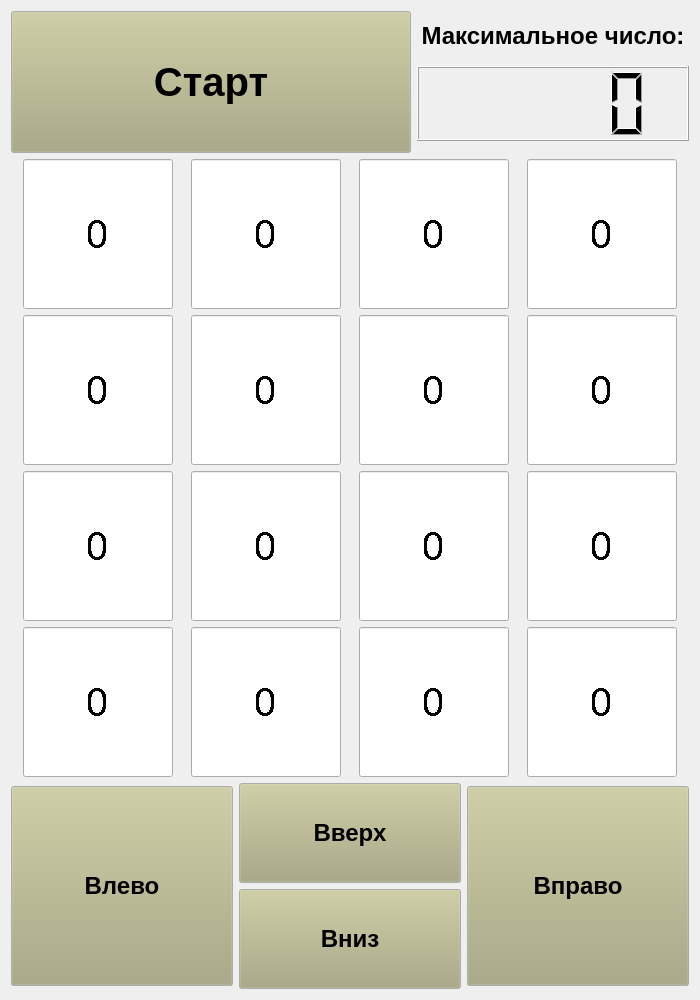
Before: the Qt Designer form area.ui in BasovAnton/QT_test_task, drawn with Qt 5.
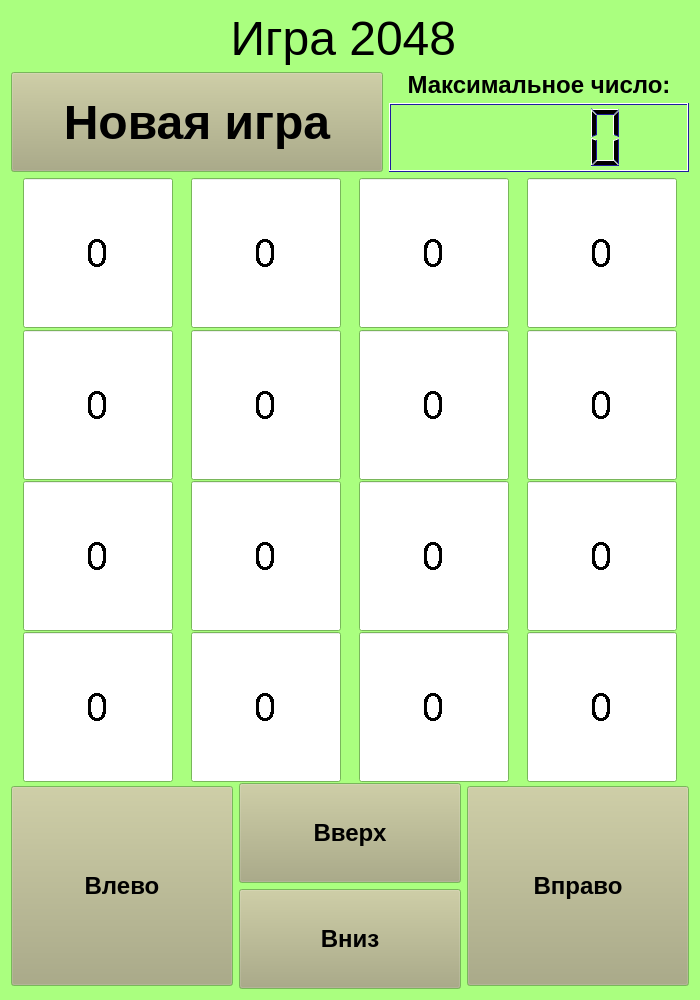
After: the same form once the commit is applied.

Commit message: новое окно

Patch:
```diff
--- a/area.ui
+++ b/area.ui
@@ -28,6 +28,51 @@
   <property name="palette">
    <palette>
     <active>
+     <colorrole role="WindowText">
+      <brush brushstyle="SolidPattern">
+       <color alpha="255">
+        <red>0</red>
+        <green>0</green>
+        <blue>0</blue>
+       </color>
+      </brush>
+     </colorrole>
+     <colorrole role="Midlight">
+      <brush brushstyle="SolidPattern">
+       <color alpha="255">
+        <red>35</red>
+        <green>35</green>
+        <blue>255</blue>
+       </color>
+      </brush>
+     </colorrole>
+     <colorrole role="Dark">
+      <brush brushstyle="SolidPattern">
+       <color alpha="255">
+        <red>31</red>
+        <green>27</green>
+        <blue>160</blue>
+       </color>
+      </brush>
+     </colorrole>
+     <colorrole role="Mid">
+      <brush brushstyle="SolidPattern">
+       <color alpha="255">
+        <red>29</red>
+        <green>53</green>
+        <blue>160</blue>
+       </color>
+      </brush>
+     </colorrole>
+     <colorrole role="Text">
+      <brush brushstyle="SolidPattern">
+       <color alpha="255">
+        <red>0</red>
+        <green>0</green>
+        <blue>0</blue>
+       </color>
+      </brush>
+     </colorrole>
      <colorrole role="BrightText">
       <brush brushstyle="SolidPattern">
        <color alpha="255">
@@ -37,6 +82,15 @@
        </color>
       </brush>
      </colorrole>
+     <colorrole role="ButtonText">
+      <brush brushstyle="SolidPattern">
+       <color alpha="255">
+        <red>0</red>
+        <green>0</green>
+        <blue>0</blue>
+       </color>
+      </brush>
+     </colorrole>
      <colorrole role="Base">
       <brush brushstyle="SolidPattern">
        <color alpha="255">
@@ -46,8 +100,89 @@
        </color>
       </brush>
      </colorrole>
+     <colorrole role="Window">
+      <brush brushstyle="SolidPattern">
+       <color alpha="255">
+        <red>170</red>
+        <green>255</green>
+        <blue>127</blue>
+       </color>
+      </brush>
+     </colorrole>
+     <colorrole role="Shadow">
+      <brush brushstyle="SolidPattern">
+       <color alpha="255">
+        <red>23</red>
+        <green>54</green>
+        <blue>105</blue>
+       </color>
+      </brush>
+     </colorrole>
+     <colorrole role="AlternateBase">
+      <brush brushstyle="SolidPattern">
+       <color alpha="255">
+        <red>82</red>
+        <green>67</green>
+        <blue>245</blue>
+       </color>
+      </brush>
+     </colorrole>
+     <colorrole role="PlaceholderText">
+      <brush brushstyle="SolidPattern">
+       <color alpha="128">
+        <red>0</red>
+        <green>0</green>
+        <blue>0</blue>
+       </color>
+      </brush>
+     </colorrole>
     </active>
     <inactive>
+     <colorrole role="WindowText">
+      <brush brushstyle="SolidPattern">
+       <color alpha="255">
+        <red>0</red>
+        <green>0</green>
+        <blue>0</blue>
+       </color>
+      </brush>
+     </colorrole>
+     <colorrole role="Midlight">
+      <brush brushstyle="SolidPattern">
+       <color alpha="255">
+        <red>35</red>
+        <green>35</green>
+        <blue>255</blue>
+       </color>
+      </brush>
+     </colorrole>
+     <colorrole role="Dark">
+      <brush brushstyle="SolidPattern">
+       <color alpha="255">
+        <red>31</red>
+        <green>27</green>
+        <blue>160</blue>
+       </color>
+      </brush>
+     </colorrole>
+     <colorrole role="Mid">
+      <brush brushstyle="SolidPattern">
+       <color alpha="255">
+        <red>29</red>
+        <green>53</green>
+        <blue>160</blue>
+       </color>
+      </brush>
+     </colorrole>
+     <colorrole role="Text">
+      <brush brushstyle="SolidPattern">
+       <color alpha="255">
+        <red>0</red>
+        <green>0</green>
+        <blue>0</blue>
+       </color>
+      </brush>
+     </colorrole>
      <colorrole role="BrightText">
       <brush brushstyle="SolidPattern">
        <color alpha="255">
@@ -57,6 +192,15 @@
        </color>
       </brush>
      </colorrole>
+     <colorrole role="ButtonText">
+      <brush brushstyle="SolidPattern">
+       <color alpha="255">
+        <red>0</red>
+        <green>0</green>
+        <blue>0</blue>
+       </color>
+      </brush>
+     </colorrole>
      <colorrole role="Base">
       <brush brushstyle="SolidPattern">
        <color alpha="255">
@@ -66,8 +210,89 @@
        </color>
       </brush>
      </colorrole>
+     <colorrole role="Window">
+      <brush brushstyle="SolidPattern">
+       <color alpha="255">
+        <red>170</red>
+        <green>255</green>
+        <blue>127</blue>
+       </color>
+      </brush>
+     </colorrole>
+     <colorrole role="Shadow">
+      <brush brushstyle="SolidPattern">
+       <color alpha="255">
+        <red>23</red>
+        <green>54</green>
+        <blue>105</blue>
+       </color>
+      </brush>
+     </colorrole>
+     <colorrole role="AlternateBase">
+      <brush brushstyle="SolidPattern">
+       <color alpha="255">
+        <red>82</red>
+        <green>67</green>
+        <blue>245</blue>
+       </color>
+      </brush>
+     </colorrole>
+     <colorrole role="PlaceholderText">
+      <brush brushstyle="SolidPattern">
+       <color alpha="128">
+        <red>0</red>
+        <green>0</green>
+        <blue>0</blue>
+       </color>
+      </brush>
+     </colorrole>
     </inactive>
     <disabled>
+     <colorrole role="WindowText">
+      <brush brushstyle="SolidPattern">
+       <color alpha="255">
+        <red>31</red>
+        <green>27</green>
+        <blue>160</blue>
+       </color>
+      </brush>
+     </colorrole>
+     <colorrole role="Midlight">
+      <brush brushstyle="SolidPattern">
+       <color alpha="255">
+        <red>35</red>
+        <green>35</green>
+        <blue>255</blue>
+       </color>
+      </brush>
+     </colorrole>
+     <colorrole role="Dark">
+      <brush brushstyle="SolidPattern">
+       <color alpha="255">
+        <red>31</red>
+        <green>27</green>
+        <blue>160</blue>
+       </color>
+      </brush>
+     </colorrole>
+     <colorrole role="Mid">
+      <brush brushstyle="SolidPattern">
+       <color alpha="255">
+        <red>29</red>
+        <green>53</green>
+        <blue>160</blue>
+       </color>
+      </brush>
+     </colorrole>
+     <colorrole role="Text">
+      <brush brushstyle="SolidPattern">
+       <color alpha="255">
+        <red>31</red>
+        <green>27</green>
+        <blue>160</blue>
+       </color>
+      </brush>
+     </colorrole>
      <colorrole role="BrightText">
       <brush brushstyle="SolidPattern">
        <color alpha="255">
@@ -77,12 +302,57 @@
        </color>
       </brush>
      </colorrole>
+     <colorrole role="ButtonText">
+      <brush brushstyle="SolidPattern">
+       <color alpha="255">
+        <red>31</red>
+        <green>27</green>
+        <blue>160</blue>
+       </color>
+      </brush>
+     </colorrole>
      <colorrole role="Base">
       <brush brushstyle="SolidPattern">
        <color alpha="255">
-        <red>240</red>
-        <green>240</green>
-        <blue>240</blue>
+        <red>170</red>
+        <green>255</green>
+        <blue>127</blue>
+       </color>
+      </brush>
+     </colorrole>
+     <colorrole role="Window">
+      <brush brushstyle="SolidPattern">
+       <color alpha="255">
+        <red>170</red>
+        <green>255</green>
+        <blue>127</blue>
+       </color>
+      </brush>
+     </colorrole>
+     <colorrole role="Shadow">
+      <brush brushstyle="SolidPattern">
+       <color alpha="255">
+        <red>23</red>
+        <green>54</green>
+        <blue>105</blue>
+       </color>
+      </brush>
+     </colorrole>
+     <colorrole role="AlternateBase">
+      <brush brushstyle="SolidPattern">
+       <color alpha="255">
+        <red>82</red>
+        <green>67</green>
+        <blue>245</blue>
+       </color>
+      </brush>
+     </colorrole>
+     <colorrole role="PlaceholderText">
+      <brush brushstyle="SolidPattern">
+       <color alpha="128">
+        <red>0</red>
+        <green>0</green>
+        <blue>0</blue>
        </color>
       </brush>
      </colorrole>
@@ -99,6 +369,472 @@
   </property>
   <layout class="QHBoxLayout" name="horizontalLayout_3">
    <item>
+    <layout class="QVBoxLayout" name="verticalLayout_5">
+     <item>
+      <widget class="QLabel" name="label">
+       <property name="sizePolicy">
+        <sizepolicy hsizetype="Expanding" vsizetype="Expanding">
+         <horstretch>0</horstretch>
+         <verstretch>0</verstretch>
+        </sizepolicy>
+       </property>
+       <property name="palette">
+        <palette>
+         <active>
+          <colorrole role="WindowText">
+           <brush brushstyle="SolidPattern">
+            <color alpha="255">
+             <red>0</red>
+             <green>0</green>
+             <blue>0</blue>
+            </color>
+           </brush>
+          </colorrole>
+          <colorrole role="Button">
+           <brush brushstyle="SolidPattern">
+            <color alpha="255">
+             <red>166</red>
+             <green>234</green>
+             <blue>255</blue>
+            </color>
+           </brush>
+          </colorrole>
+          <colorrole role="Light">
+           <brush brushstyle="SolidPattern">
+            <color alpha="255">
+             <red>127</red>
+             <green>212</green>
+             <blue>255</blue>
+            </color>
+           </brush>
+          </colorrole>
+          <colorrole role="Midlight">
+           <brush brushstyle="SolidPattern">
+            <color alpha="255">
+             <red>63</red>
+             <green>191</green>
+             <blue>255</blue>
+            </color>
+           </brush>
+          </colorrole>
+          <colorrole role="Dark">
+           <brush brushstyle="SolidPattern">
+            <color alpha="255">
+             <red>0</red>
+             <green>85</green>
+             <blue>127</blue>
+            </color>
+           </brush>
+          </colorrole>
+          <colorrole role="Mid">
+           <brush brushstyle="SolidPattern">
+            <color alpha="255">
+             <red>0</red>
+             <green>113</green>
+             <blue>170</blue>
+            </color>
+           </brush>
+          </colorrole>
+          <colorrole role="Text">
+           <brush brushstyle="SolidPattern">
+            <color alpha="255">
+             <red>0</red>
+             <green>0</green>
+             <blue>0</blue>
+            </color>
+           </brush>
+          </colorrole>
+          <colorrole role="BrightText">
+           <brush brushstyle="SolidPattern">
+            <color alpha="255">
+             <red>255</red>
+             <green>255</green>
+             <blue>255</blue>
+            </color>
+           </brush>
+          </colorrole>
+          <colorrole role="ButtonText">
+           <brush brushstyle="SolidPattern">
+            <color alpha="255">
+             <red>0</red>
+             <green>85</green>
+             <blue>255</blue>
+            </color>
+           </brush>
+          </colorrole>
+          <colorrole role="Base">
+           <brush brushstyle="SolidPattern">
+            <color alpha="255">
+             <red>255</red>
+             <green>255</green>
+             <blue>255</blue>
+            </color>
+           </brush>
+          </colorrole>
+          <colorrole role="Window">
+           <brush brushstyle="SolidPattern">
+            <color alpha="255">
+             <red>54</red>
+             <green>255</green>
+             <blue>51</blue>
+            </color>
+           </brush>
+          </colorrole>
+          <colorrole role="Shadow">
+           <brush brushstyle="SolidPattern">
+            <color alpha="255">
+             <red>0</red>
+             <green>0</green>
+             <blue>0</blue>
+            </color>
+           </brush>
+          </colorrole>
+          <colorrole role="AlternateBase">
+           <brush brushstyle="SolidPattern">
+            <color alpha="255">
+             <red>127</red>
+             <green>212</green>
+             <blue>255</blue>
+            </color>
+           </brush>
+          </colorrole>
+          <colorrole role="ToolTipBase">
+           <brush brushstyle="SolidPattern">
+            <color alpha="255">
+             <red>0</red>
+             <green>85</green>
+             <blue>0</blue>
+            </color>
+           </brush>
+          </colorrole>
+          <colorrole role="ToolTipText">
+           <brush brushstyle="SolidPattern">
+            <color alpha="255">
+             <red>0</red>
+             <green>0</green>
+             <blue>0</blue>
+            </color>
+           </brush>
+          </colorrole>
+          <colorrole role="PlaceholderText">
+           <brush brushstyle="SolidPattern">
+            <color alpha="128">
+             <red>0</red>
+             <green>0</green>
+             <blue>0</blue>
+            </color>
+           </brush>
+          </colorrole>
+         </active>
+         <inactive>
+          <colorrole role="WindowText">
+           <brush brushstyle="SolidPattern">
+            <color alpha="255">
+             <red>0</red>
+             <green>0</green>
+             <blue>0</blue>
+            </color>
+           </brush>
+          </colorrole>
+          <colorrole role="Button">
+           <brush brushstyle="SolidPattern">
+            <color alpha="255">
+             <red>166</red>
+             <green>234</green>
+             <blue>255</blue>
+            </color>
+           </brush>
+          </colorrole>
+          <colorrole role="Light">
+           <brush brushstyle="SolidPattern">
+            <color alpha="255">
+             <red>127</red>
+             <green>212</green>
+             <blue>255</blue>
+            </color>
+           </brush>
+          </colorrole>
+          <colorrole role="Midlight">
+           <brush brushstyle="SolidPattern">
+            <color alpha="255">
+             <red>63</red>
+             <green>191</green>
+             <blue>255</blue>
+            </color>
+           </brush>
+          </colorrole>
+          <colorrole role="Dark">
+           <brush brushstyle="SolidPattern">
+            <color alpha="255">
+             <red>0</red>
+             <green>85</green>
+             <blue>127</blue>
+            </color>
+           </brush>
+          </colorrole>
+          <colorrole role="Mid">
+           <brush brushstyle="SolidPattern">
+            <color alpha="255">
+             <red>0</red>
+             <green>113</green>
+             <blue>170</blue>
+            </color>
+           </brush>
+          </colorrole>
+          <colorrole role="Text">
+           <brush brushstyle="SolidPattern">
+            <color alpha="255">
+             <red>0</red>
+             <green>0</green>
+             <blue>0</blue>
+            </color>
+           </brush>
+          </colorrole>
+          <colorrole role="BrightText">
+           <brush brushstyle="SolidPattern">
+            <color alpha="255">
+             <red>255</red>
+             <green>255</green>
+             <blue>255</blue>
+            </color>
+           </brush>
+          </colorrole>
+          <colorrole role="ButtonText">
+           <brush brushstyle="SolidPattern">
+            <color alpha="255">
+             <red>0</red>
+             <green>85</green>
+             <blue>255</blue>
+            </color>
+           </brush>
+          </colorrole>
+          <colorrole role="Base">
+           <brush brushstyle="SolidPattern">
+            <color alpha="255">
+             <red>255</red>
+             <green>255</green>
+             <blue>255</blue>
+            </color>
+           </brush>
+          </colorrole>
+          <colorrole role="Window">
+           <brush brushstyle="SolidPattern">
+            <color alpha="255">
+             <red>54</red>
+             <green>255</green>
+             <blue>51</blue>
+            </color>
+           </brush>
+          </colorrole>
+          <colorrole role="Shadow">
+           <brush brushstyle="SolidPattern">
+            <color alpha="255">
+             <red>0</red>
+             <green>0</green>
+             <blue>0</blue>
+            </color>
+           </brush>
+          </colorrole>
+          <colorrole role="AlternateBase">
+           <brush brushstyle="SolidPattern">
+            <color alpha="255">
+             <red>127</red>
+             <green>212</green>
+             <blue>255</blue>
+            </color>
+           </brush>
+          </colorrole>
+          <colorrole role="ToolTipBase">
+           <brush brushstyle="SolidPattern">
+            <color alpha="255">
+             <red>0</red>
+             <green>85</green>
+             <blue>0</blue>
+            </color>
+           </brush>
+          </colorrole>
+          <colorrole role="ToolTipText">
+           <brush brushstyle="SolidPattern">
+            <color alpha="255">
+             <red>0</red>
+             <green>0</green>
+             <blue>0</blue>
+            </color>
+           </brush>
+          </colorrole>
+          <colorrole role="PlaceholderText">
+           <brush brushstyle="SolidPattern">
+            <color alpha="128">
+             <red>0</red>
+             <green>0</green>
+             <blue>0</blue>
+            </color>
+           </brush>
+          </colorrole>
+         </inactive>
+         <disabled>
+          <colorrole role="WindowText">
+           <brush brushstyle="SolidPattern">
+            <color alpha="255">
+             <red>0</red>
+             <green>85</green>
+             <blue>127</blue>
+            </color>
+           </brush>
+          </colorrole>
+          <colorrole role="Button">
+           <brush brushstyle="SolidPattern">
+            <color alpha="255">
+             <red>166</red>
+             <green>234</green>
+             <blue>255</blue>
+            </color>
+           </brush>
+          </colorrole>
+          <colorrole role="Light">
+           <brush brushstyle="SolidPattern">
+            <color alpha="255">
+             <red>127</red>
+             <green>212</green>
+             <blue>255</blue>
+            </color>
+           </brush>
+          </colorrole>
+          <colorrole role="Midlight">
+           <brush brushstyle="SolidPattern">
+            <color alpha="255">
+             <red>63</red>
+             <green>191</green>
+             <blue>255</blue>
+            </color>
+           </brush>
+          </colorrole>
+          <colorrole role="Dark">
+           <brush brushstyle="SolidPattern">
+            <color alpha="255">
+             <red>0</red>
+             <green>85</green>
+             <blue>127</blue>
+            </color>
+           </brush>
+          </colorrole>
+          <colorrole role="Mid">
+           <brush brushstyle="SolidPattern">
+            <color alpha="255">
+             <red>0</red>
+             <green>113</green>
+             <blue>170</blue>
+            </color>
+           </brush>
+          </colorrole>
+          <colorrole role="Text">
+           <brush brushstyle="SolidPattern">
+            <color alpha="255">
+             <red>0</red>
+             <green>85</green>
+             <blue>127</blue>
+            </color>
+           </brush>
+          </colorrole>
+          <colorrole role="BrightText">
+           <brush brushstyle="SolidPattern">
+            <color alpha="255">
+             <red>255</red>
+             <green>255</green>
+             <blue>255</blue>
+            </color>
+           </brush>
+          </colorrole>
+          <colorrole role="ButtonText">
+           <brush brushstyle="SolidPattern">
+            <color alpha="255">
+             <red>0</red>
+             <green>85</green>
+             <blue>127</blue>
+            </color>
+           </brush>
+          </colorrole>
+          <colorrole role="Base">
+           <brush brushstyle="SolidPattern">
+            <color alpha="255">
+             <red>54</red>
+             <green>255</green>
+             <blue>51</blue>
+            </color>
+           </brush>
+          </colorrole>
+          <colorrole role="Window">
+           <brush brushstyle="SolidPattern">
+            <color alpha="255">
+             <red>54</red>
+             <green>255</green>
+             <blue>51</blue>
+            </color>
+           </brush>
+          </colorrole>
+          <colorrole role="Shadow">
+           <brush brushstyle="SolidPattern">
+            <color alpha="255">
+             <red>0</red>
+             <green>0</green>
+             <blue>0</blue>
+            </color>
+           </brush>
+          </colorrole>
+          <colorrole role="AlternateBase">
+           <brush brushstyle="SolidPattern">
+            <color alpha="255">
+             <red>0</red>
+             <green>170</green>
+             <blue>255</blue>
+            </color>
+           </brush>
+          </colorrole>
+          <colorrole role="ToolTipBase">
+           <brush brushstyle="SolidPattern">
+            <color alpha="255">
+             <red>0</red>
+             <green>85</green>
+             <blue>0</blue>
+            </color>
+           </brush>
+          </colorrole>
+          <colorrole role="ToolTipText">
+           <brush brushstyle="SolidPattern">
+            <color alpha="255">
+             <red>0</red>
+             <green>0</green>
+             <blue>0</blue>
+            </color>
+           </brush>
+          </colorrole>
+          <colorrole role="PlaceholderText">
+           <brush brushstyle="SolidPattern">
+            <color alpha="128">
+             <red>0</red>
+             <green>0</green>
+             <blue>0</blue>
+            </color>
+           </brush>
+          </colorrole>
+         </disabled>
+        </palette>
+       </property>
+       <property name="font">
+        <font>
+         <pointsize>36</pointsize>
+         <stylestrategy>PreferDefault</stylestrategy>
+        </font>
+       </property>
+       <property name="text">
+        <string>Игра 2048 </string>
+       </property>
+       <property name="alignment">
+        <set>Qt::AlignCenter</set>
+       </property>
+      </widget>
+     </item>
+     <item>
     <layout class="QVBoxLayout" name="verticalLayout_4">
      <item>
       <layout class="QHBoxLayout" name="horizontalLayout">
@@ -112,7 +848,7 @@
          </property>
          <property name="minimumSize">
           <size>
-           <width>400</width>
+             <width>300</width>
            <height>100</height>
           </size>
          </property>
@@ -161,14 +897,14 @@
          </property>
          <property name="font">
           <font>
-           <pointsize>30</pointsize>
+             <pointsize>36</pointsize>
            <weight>75</weight>
            <bold>true</bold>
            <stylestrategy>PreferDefault</stylestrategy>
           </font>
          </property>
          <property name="text">
-          <string>Старт</string>
+            <string>Новая игра</string>
          </property>
         </widget>
        </item>
@@ -230,9 +966,9 @@
            <property name="font">
             <font>
              <pointsize>30</pointsize>
-             <weight>50</weight>
+               <weight>75</weight>
              <italic>false</italic>
-             <bold>false</bold>
+               <bold>true</bold>
              <underline>true</underline>
              <stylestrategy>PreferDefault</stylestrategy>
             </font>
@@ -1092,6 +1828,8 @@
           <string>Вправо</string>
          </property>
         </widget>
+         </item>
+        </layout>
        </item>
       </layout>
      </item>
```
Lines whose indentation alone changed are shown as unchanged. The commit also changes 1 other file.
